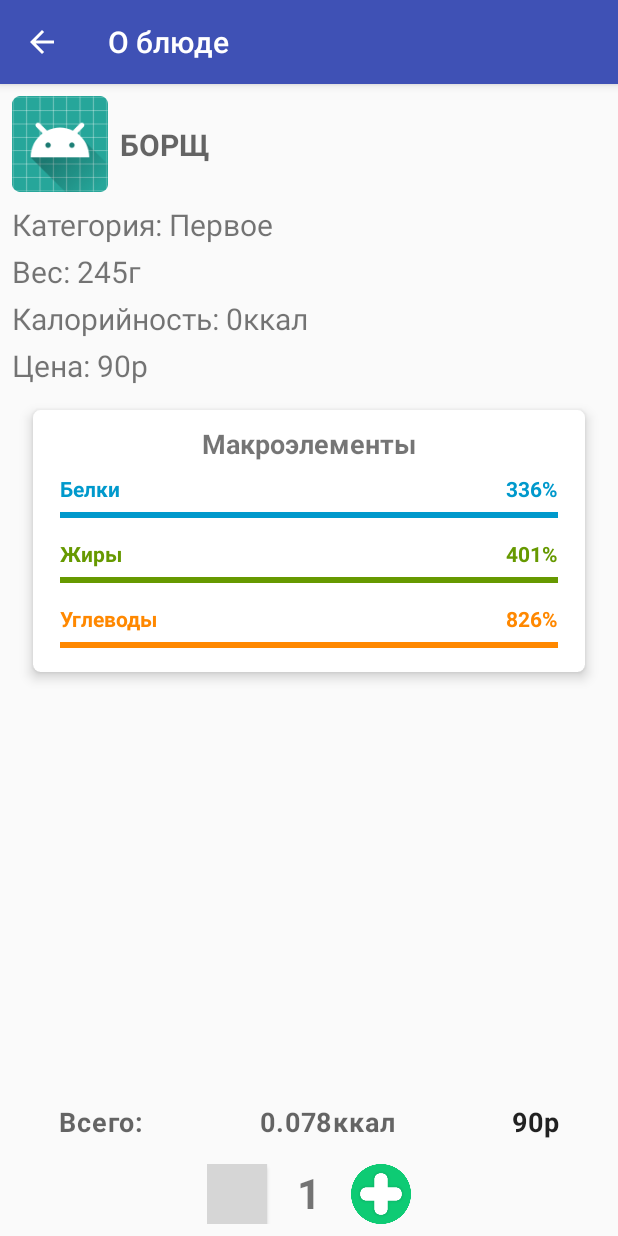
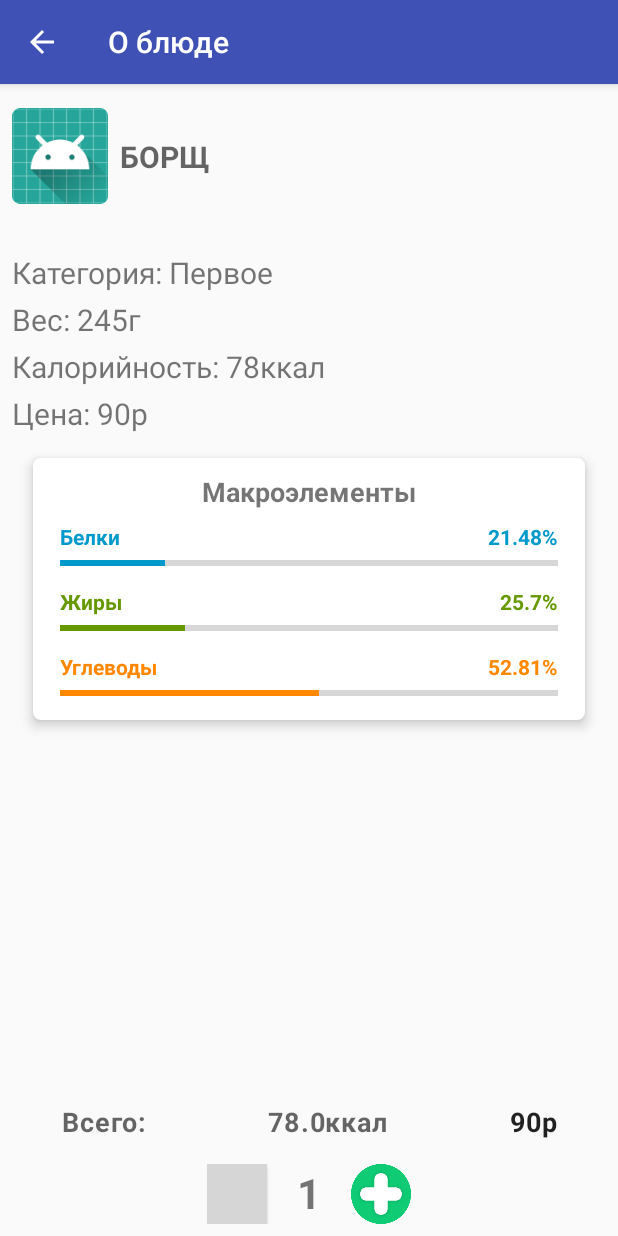
Before and after one commit to Shaniser/Canteen, an Android app: the screen it shows after launch (AboutFood), after a tap on an icon or button, on a phone screen of 412 x 824 dp. Run offline under Robolectric (Android 15) with nearby library versions, the phone set to English and light mode, and no system bars; grey boxes are pictures that could not be loaded.

Commit message:
Changed Food constructor

```diff
--- a/app/src/main/java/com/godelsoft/canteen/AboutFood.java
+++ b/app/src/main/java/com/godelsoft/canteen/AboutFood.java
@@ -29,7 +29,6 @@ public class AboutFood extends AppCompatActivity {
 
         label = findViewById(R.id.label);
 
-        //TODO Формирование страницы с блюдом
         int id = getIntent().getExtras().getInt("id");
         food = Food.all.get(id);
 
@@ -50,7 +49,7 @@ public class AboutFood extends AppCompatActivity {
         builder.append(getResources().getString(R.string.weight));
         builder.append(" " + food.getWeight() + getResources().getString(R.string.gram) + "\n");
         builder.append(getResources().getString(R.string.calories));
-        builder.append(" " + food.getCalories() / 1000 + getResources().getString(R.string.ccal) + "\n");
+        builder.append(" " + food.getCalories() + getResources().getString(R.string.ccal) + "\n");
         builder.append(getResources().getString(R.string.cost));
         builder.append(" " + (food.getCost() / 100) + (((food.getCost() % 100) == 0) ? "" : "." + (food.getCost() % 100)) + getResources().getString(R.string.rub));
         description.setText(builder);
@@ -61,15 +60,15 @@ public class AboutFood extends AppCompatActivity {
         TextView proteinsP = findViewById(R.id.proteinsP);
         ProgressBar progressBarProteins = findViewById(R.id.proteinsProgressBar);
         progressBarProteins.setProgress((int)(food.getProteins() * 100));
-        proteinsP.setText((int)(food.getProteins() * 100) + "%");
+        proteinsP.setText(((double)(int)(food.getProteins() * 10000) / 100) + "%");
         TextView fatsP = findViewById(R.id.fatsP);
         ProgressBar progressBarFats = findViewById(R.id.fatsProgressBar);
         progressBarFats.setProgress((int)(food.getFats() * 100));
-        fatsP.setText((int)(food.getFats() * 100) + "%");
+        fatsP.setText(((double)(int)(food.getFats() * 10000) / 100) + "%");
         TextView carbohydratesP = findViewById(R.id.carbohydratesP);
         ProgressBar progressBarCarbohydrates = findViewById(R.id.carbohydratesProgressBar);
         progressBarCarbohydrates.setProgress((int)(food.getCarbohydrates() * 100));
-        carbohydratesP.setText((int)(food.getCarbohydrates() * 100) + "%");
+        carbohydratesP.setText(((double)(int)(food.getCarbohydrates() * 10000) / 100) + "%");
 
         countTotalCost();
 
@@ -109,6 +108,6 @@ public class AboutFood extends AppCompatActivity {
         TextView totalCost = findViewById(R.id.totalCost);
 
         totalCost.setText((cost / 100) + (((cost % 100) == 0) ? "" : "." + (cost % 100)) + getResources().getString(R.string.rub));
-        totalCalories.setText(calories / 1000 + getResources().getString(R.string.ccal));
+        totalCalories.setText(calories + getResources().getString(R.string.ccal));
     }
 }
--- a/app/src/main/java/com/godelsoft/canteen/Food.java
+++ b/app/src/main/java/com/godelsoft/canteen/Food.java
@@ -30,9 +30,9 @@ public class Food {
         this.type = type;
         this.label = label;
         this.weight = weight;
-        this.proteins = proteins;
-        this.fats = fats;
-        this.carbohydrates = carbohydrates;
+        this.proteins = proteins / (proteins + fats + carbohydrates);
+        this.fats = fats / (proteins + fats + carbohydrates);
+        this.carbohydrates = carbohydrates / (proteins + fats + carbohydrates);
         this.vegetarian = vegetarian;
         this.cost = costInKopecks;
         this.calories = calories;
--- a/app/src/main/java/com/godelsoft/canteen/MainActivity.java
+++ b/app/src/main/java/com/godelsoft/canteen/MainActivity.java
@@ -44,7 +44,7 @@ public class MainActivity extends AppCompatActivity {
         BottomNavigationView navigation = (BottomNavigationView) findViewById(R.id.navigation);
         navigation.setOnNavigationItemSelectedListener(mOnNavigationItemSelectedListener);
 
-        Food testFood = new Food(1,3, "Гречка", 120, 0.55, 0.27, 0.29, 200000, true, 10050);
+        Food testFood = new Food(1,3, "Гречка", 120, 0.55, 0.27, 0.29, 200, true, 10050);
 
         String data = "Столовая ГЗ\n" +
                 "\n" +
--- a/app/src/main/res/layout/activity_about_food.xml
+++ b/app/src/main/res/layout/activity_about_food.xml
@@ -29,6 +29,7 @@
                     android:id="@+id/constraintLayout"
                     android:layout_width="match_parent"
                     android:layout_height="wrap_content"
+                    android:layout_marginTop="8dp"
                     app:layout_constraintEnd_toEndOf="parent"
                     app:layout_constraintStart_toStartOf="parent"
                     app:layout_constraintTop_toTopOf="parent">
@@ -71,6 +72,7 @@
                     android:layout_width="wrap_content"
                     android:layout_height="wrap_content"
                     android:layout_marginStart="8dp"
+                    android:layout_marginTop="24dp"
                     android:lineSpacingExtra="8sp"
                     android:text="@string/description_sample"
                     android:textSize="20sp"
```
Also changed, not shown: 1 other file.
